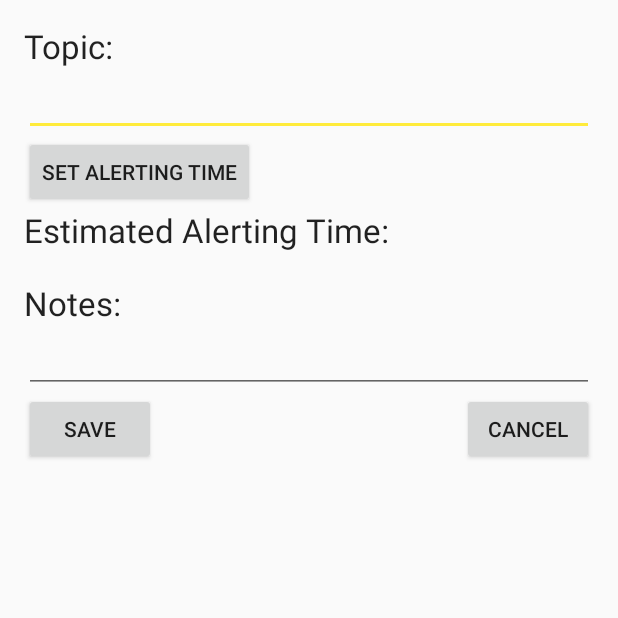
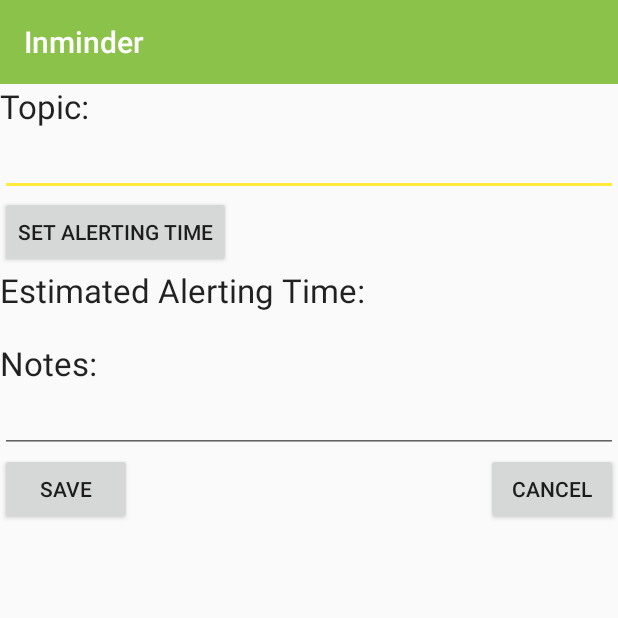
Before and after one commit to JJJJJJJJJ99/Inminder, an Android app: the screen it shows after launch (AddReminder), after a tap on "ADD NEW REMINDER", on a phone screen of 412 x 824 dp, the top half of it. Run offline under Robolectric (Android 15) with nearby library versions, the phone set to English and light mode, and no system bars.

Commit message:
actionbar in addreminder

```diff
--- a/app/src/main/java/edu/brandeis/jjwang95/inminder/AddReminder.java
+++ b/app/src/main/java/edu/brandeis/jjwang95/inminder/AddReminder.java
@@ -12,8 +12,10 @@
 import android.app.TimePickerDialog;
 import android.content.Context;
 import android.database.sqlite.SQLiteDatabase;
+import android.graphics.Color;
 import android.os.Bundle;
 import android.support.v7.app.AppCompatActivity;
+import android.support.v7.widget.Toolbar;
 import android.view.View;
 import android.widget.Button;
 import android.widget.DatePicker;
@@ -44,9 +46,14 @@
 
     @Override
 
-        protected void onCreate(Bundle savedInstanceState) {
+    protected void onCreate(Bundle savedInstanceState) {
         super.onCreate(savedInstanceState);
         setContentView(R.layout.activity_add_reminder);
+
+        Toolbar myToolbar = (Toolbar) findViewById(R.id.actionBarTop);
+        setSupportActionBar(myToolbar);
+        getSupportActionBar().setDisplayShowTitleEnabled(true);
+        myToolbar.setTitleTextColor(Color.WHITE);
 
         alarm_manager = (AlarmManager) getSystemService(ALARM_SERVICE);
 
--- a/app/src/main/java/edu/brandeis/jjwang95/inminder/Bill.java
+++ b/app/src/main/java/edu/brandeis/jjwang95/inminder/Bill.java
@@ -1,6 +1,7 @@
 package edu.brandeis.jjwang95.inminder;
 
 import android.app.Activity;
+import android.support.v4.app.Fragment;
 import android.content.Intent;
 import android.database.Cursor;
 import android.database.sqlite.SQLiteDatabase;
@@ -8,7 +9,9 @@
 import android.support.v7.app.AppCompatActivity;
 import android.os.Bundle;
 import android.util.Log;
+import android.view.LayoutInflater;
 import android.view.View;
+import android.view.ViewGroup;
 import android.widget.AdapterView;
 import android.widget.Button;
 import android.widget.ListView;
@@ -17,44 +20,54 @@
 
 
 
-public class Bill extends AppCompatActivity {
+public class Bill extends Fragment {
     public SQLiteDatabase db;
     public DBHelper dbhelper;
     public ProgressBar progress;
     public double sum = 0;
     public int request_Code;
+    View rootView;
+
+    public Bill(){
+
+    }
+    @Override
+    public void onCreate(Bundle savedInstanceState) {
+        super.onCreate(savedInstanceState);
 
 
-    @Override
-    protected void onCreate(Bundle savedInstanceState) {
-        super.onCreate(savedInstanceState);
-        setContentView(R.layout.activity_bill);
-        dbhelper = DBHelper.getInstance(getApplicationContext());
+    }
+    public View onCreateView(LayoutInflater inflater, ViewGroup container,
+                             Bundle savedInstanceState) {
+
+        rootView = inflater.inflate(R.layout.activity_bill, container, false);
+
+        dbhelper = DBHelper.getInstance(getActivity());
         db = dbhelper.getWritableDatabase();
 
         // Prepare for list view
         Cursor c = db.rawQuery("SELECT * FROM bill_table", null);
         String[] columns = new String[] { "title", "amount"};
         int[] views = new int[]{R.id.textView_title, R.id.textView_amount};
-        BillCursorAdapter adapter = new BillCursorAdapter(getApplicationContext(), R.layout.bill_entry, c, columns, views);
-        ListView billlst = (ListView) findViewById(R.id.bill_list);
+        BillCursorAdapter adapter = new BillCursorAdapter(getActivity(), R.layout.bill_entry, c, columns, views);
+        ListView billlst = (ListView) rootView.findViewById(R.id.bill_list);
         billlst.setAdapter(adapter);
 
         billlst.setOnItemClickListener(new AdapterView.OnItemClickListener() {
             @Override
             public void onItemClick(AdapterView<?> parent, View view, int position, long id) {
-                Intent intent = new Intent(Bill.this, BillNote.class);
+                Intent intent = new Intent(getActivity(), BillNote.class);
                 intent.putExtra("id", id);
                 Bill.this.startActivityForResult(intent, request_Code);
             }
         });
 
         // Balance
-        TextView balance = (TextView) findViewById(R.id.balance);
-        Button plus = (Button) findViewById(R.id.plus_budget);
+        TextView balance = (TextView) rootView.findViewById(R.id.balance);
+        Button plus = (Button) rootView.findViewById(R.id.plus_budget);
         plus.setOnClickListener(new View.OnClickListener(){
             public void onClick(View v){
-                Intent intent = new Intent(Bill.this, BillSetBudget.class);
+                Intent intent = new Intent(getActivity(), BillSetBudget.class);
                 Bill.this.startActivity(intent);
             }
         });
@@ -73,7 +86,7 @@
         }*/
 
         // Add Expense
-        Button add = (Button) findViewById(R.id.button_add);
+        Button add = (Button) rootView.findViewById(R.id.button_add);
         add.setOnClickListener(new View.OnClickListener(){
 
             @Override
@@ -82,7 +95,7 @@
                 Bill.this.startActivity(myIntent);
             }
         });
+        return rootView;
+    }
 
-
-    }
 }
--- a/app/src/main/java/edu/brandeis/jjwang95/inminder/MainActivity.java
+++ b/app/src/main/java/edu/brandeis/jjwang95/inminder/MainActivity.java
@@ -91,8 +91,9 @@
     private void setupViewPager(ViewPager viewPager) {
         ViewPagerAdapter adapter = new ViewPagerAdapter(getSupportFragmentManager());
         adapter.addFragment(new Reminder(), "Reminder");
+        adapter.addFragment(new Bill(), "Bill");
         adapter.addFragment(new Password(), "Password");
-//        adapter.addFragment(new ThreeFragment(), "THREE");
+
         viewPager.setAdapter(adapter);
     }
     class ViewPagerAdapter extends FragmentPagerAdapter {
--- /dev/null
+++ b/app/src/main/res/layout/actiontoolbar.xml
@@ -0,0 +1,6 @@
+<android.support.v7.widget.Toolbar android:id="@+id/actionBarTop"
+    android:layout_width="match_parent"
+    android:layout_height="?attr/actionBarSize"
+    android:background="?attr/colorPrimary"
+    android:title="@string/app_name"
+    xmlns:android="http://schemas.android.com/apk/res/android" />
--- a/app/src/main/res/layout/activity_add_reminder.xml
+++ b/app/src/main/res/layout/activity_add_reminder.xml
@@ -1,22 +1,23 @@
 <?xml version="1.0" encoding="utf-8"?>
 <RelativeLayout xmlns:android="http://schemas.android.com/apk/res/android"
     xmlns:tools="http://schemas.android.com/tools"
+    xmlns:app="http://schemas.android.com/apk/res-auto"
     android:id="@+id/activity_add_reminder"
+
     android:layout_width="match_parent"
     android:layout_height="match_parent"
-    android:paddingBottom="@dimen/activity_vertical_margin"
-    android:paddingLeft="@dimen/activity_horizontal_margin"
-    android:paddingRight="@dimen/activity_horizontal_margin"
-    android:paddingTop="@dimen/activity_vertical_margin"
+
     tools:context="edu.brandeis.jjwang95.inminder.AddReminder">
+
+   <include layout="@layout/actiontoolbar"/>
 
     <TextView
         android:layout_width="wrap_content"
         android:layout_height="wrap_content"
         android:textAppearance="?android:attr/textAppearanceLarge"
         android:text="@string/reminderName"
+        android:layout_below="@+id/actionBarTop"
         android:id="@+id/addname"
-        android:layout_alignParentTop="true"
         android:layout_alignParentLeft="true"
         android:layout_alignParentStart="true" />
 
--- a/app/src/main/res/layout/activity_reminder.xml
+++ b/app/src/main/res/layout/activity_reminder.xml
@@ -10,6 +10,8 @@
     android:paddingTop="@dimen/activity_vertical_margin"
     tools:context="edu.brandeis.jjwang95.inminder.Reminder"
     android:background="@mipmap/background">
+
+
     <Button
         android:id="@+id/addBtn"
         android:text="@string/add"
--- a/app/src/main/res/values-v21/styles.xml
+++ b/app/src/main/res/values-v21/styles.xml
@@ -8,4 +8,6 @@
         <item name="android:windowSharedElementEnterTransition">@android:transition/move</item>
         <item name="android:windowSharedElementExitTransition">@android:transition/move</item>
     </style>
+
+
 </resources>
--- a/app/src/main/res/values/styles.xml
+++ b/app/src/main/res/values/styles.xml
@@ -4,6 +4,7 @@
     <style name="MyMaterialTheme" parent="MyMaterialTheme.Base">
 
     </style>
+
 
     <style name="MyMaterialTheme.Base" parent="Theme.AppCompat.Light.DarkActionBar">
         <item name="windowNoTitle">true</item>
```
Also changed, not shown: 10 other files.
